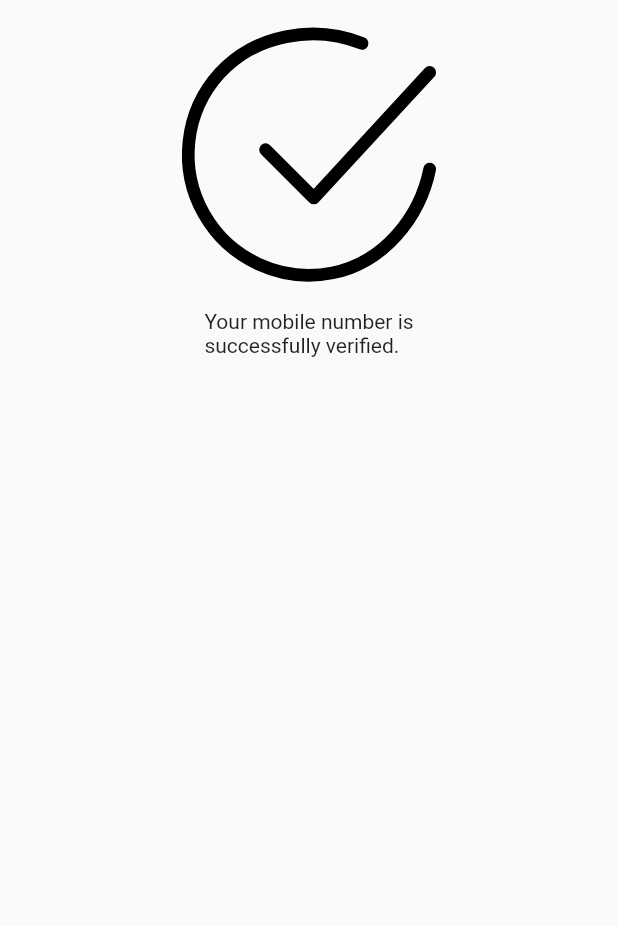
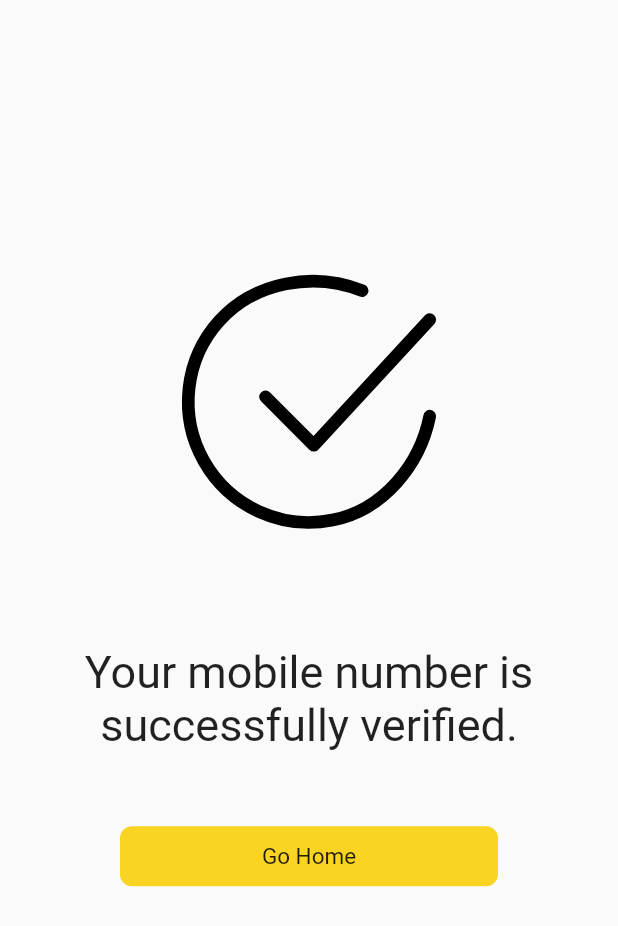
Before and after one commit to ajayphogat/Audition-App_Flutter, a Flutter app: the screen it shows after launch, on a phone screen of 412 x 824 dp. Shown: the top 926 px of the screen. Run offline on Flutter 3.47's test engine with Material 2 defaults, Android fonts, the phone set to English and light mode, and no system bars; our stand-ins replace flutter_svg.

Commit message:
Verified Page -> Completed

```diff
--- a/lib/login/common.dart
+++ b/lib/login/common.dart
@@ -71,3 +71,25 @@ InkWell basicButton(BuildContext context, formKey, routeName, String text) {
     ),
   );
 }
+
+InkWell longBasicButton(BuildContext context, routeName, String text) {
+  return InkWell(
+    onTap: () {
+      Navigator.pushNamedAndRemoveUntil(context, routeName, (route) => false);
+    },
+    child: Container(
+      alignment: Alignment.center,
+      width: MediaQuery.of(context).size.width - 160,
+      height: 40,
+      decoration: BoxDecoration(
+          borderRadius: BorderRadius.circular(8),
+          color: const Color(0xFFF9D422)),
+      child: Text(
+        text,
+        style: const TextStyle(
+          fontSize: 15,
+        ),
+      ),
+    ),
+  );
+}
--- a/lib/login/verifiedPage.dart
+++ b/lib/login/verifiedPage.dart
@@ -1,3 +1,5 @@
+import 'package:first_app/homePage/homePage.dart';
+import 'package:first_app/login/common.dart';
 import 'package:flutter/material.dart';
 import 'package:flutter_svg/flutter_svg.dart';
 
@@ -9,19 +11,29 @@ class VerifiedPage extends StatelessWidget {
   @override
   Widget build(BuildContext context) {
     return Scaffold(
-      body: SafeArea(
+      body: SingleChildScrollView(
+        child: SafeArea(
           child: Column(
+            mainAxisAlignment: MainAxisAlignment.center,
             children: [
+              SizedBox(height: MediaQuery.of(context).size.height * 0.20),
               AspectRatio(
                 aspectRatio: 2,
                 child: SvgPicture.asset(
                     "asset/images/illustration/charm_circle-tick.svg"),
               ),
+              const SizedBox(height: 60),
               const Text(
                 "Your mobile number is\nsuccessfully verified.",
-              style: TextStyle(),
+                style: TextStyle(
+                  fontSize: 30,
                 ),
+                textAlign: TextAlign.center,
+              ),
+              const SizedBox(height: 50),
+              longBasicButton(context, HomePage.routeName, "Go Home"),
             ],
+          ),
         ),
       ),
     );
--- a/lib/main.dart
+++ b/lib/main.dart
@@ -1,6 +1,5 @@
 import 'package:first_app/homePage/homePage.dart';
 import 'package:first_app/login/loginPage.dart';
-import 'package:first_app/login/mainPage.dart';
 import 'package:first_app/login/signUpPage.dart';
 import 'package:first_app/login/verifiedPage.dart';
 import 'package:first_app/login/verifyMobile.dart';
```
Also changed, not shown: lib/login/verifyMobile.dart (+2 -20 lines). Lines whose indentation alone changed are shown as unchanged.
